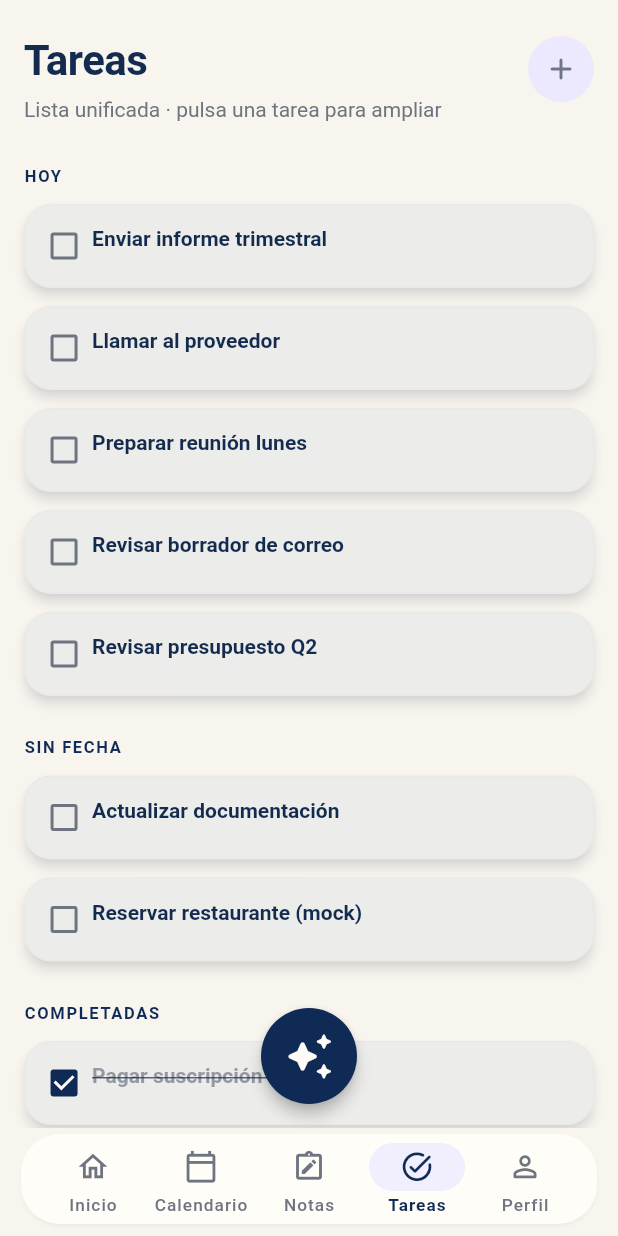
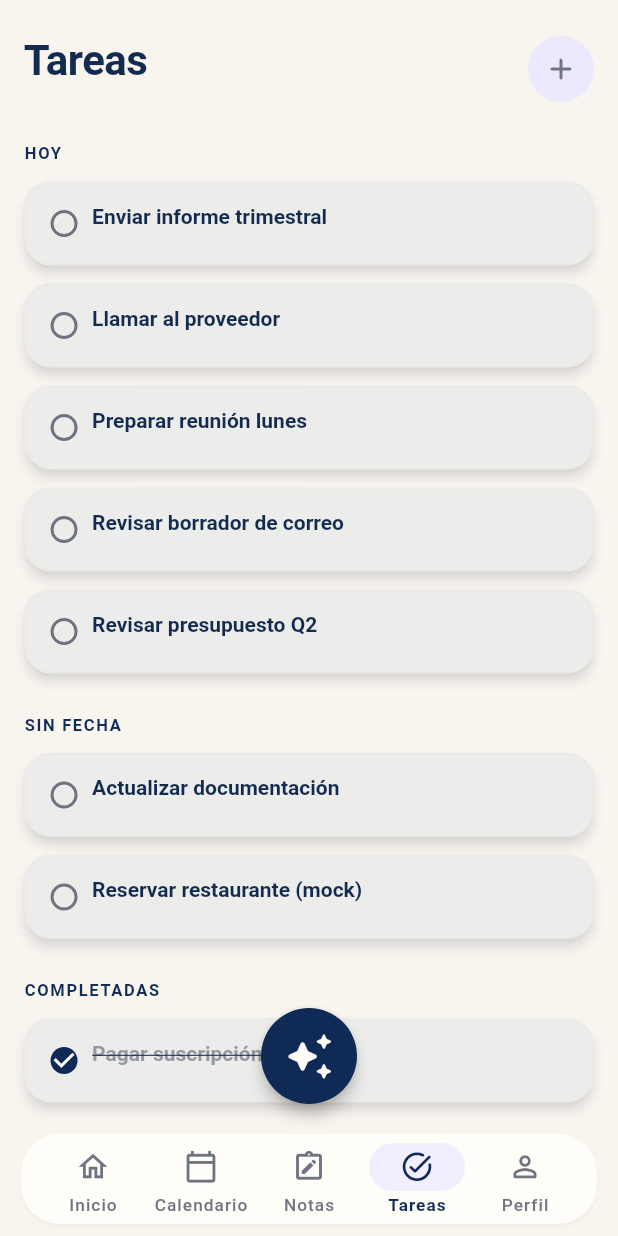
Before and after one commit to jmpmonge/aris-flutter, a Flutter app: the screen it shows after launch, item 4 of the bottom bar chosen, on a phone screen of 412 x 824 dp. Run offline on Flutter 3.47's test engine with Material 3 defaults, Android fonts, the phone set to English and light mode, and no system bars; our stand-ins replace shared_preferences; network calls fail.

Commit message:
v0.49.17 limpia vista Tareas y expande tarjetas al pulsar
Co-authored-by: Cursor <cursoragent@cursor.com>

```diff
--- a/lib/features/tasks/presentation/tasks_screen.dart
+++ b/lib/features/tasks/presentation/tasks_screen.dart
@@ -263,7 +263,6 @@ class _TasksScreenState extends State<TasksScreen> {
           SliverToBoxAdapter(
             child: AppHeader(
               title: 'Tareas',
-              subtitle: 'Lista unificada · pulsa una tarea para ampliar',
               trailing: IconButton.filledTonal(
                 onPressed: () => LocalActionFormSheet.showTaskForm(context),
                 icon: const Icon(Icons.add_rounded),
--- a/lib/features/tasks/presentation/widgets/compact_expandable_task_tile.dart
+++ b/lib/features/tasks/presentation/widgets/compact_expandable_task_tile.dart
@@ -74,6 +74,8 @@ class _CompactExpandableTaskTileState extends State<CompactExpandableTaskTile> {
     final tagsLabel = widget.task.tags.where((x) => x.trim().isNotEmpty).join(' · ');
     final hasTags = tagsLabel.isNotEmpty;
 
+    void toggleExpanded() => setState(() => _open = !_open);
+
     return Card(
       margin: EdgeInsets.zero,
       clipBehavior: Clip.antiAlias,
@@ -93,6 +95,7 @@ class _CompactExpandableTaskTileState extends State<CompactExpandableTaskTile> {
             SizedBox(
               width: AppSpacing.minTouchTarget * 0.85,
               child: Checkbox(
+                shape: const CircleBorder(),
                 visualDensity: VisualDensity.compact,
                 materialTapTargetSize: MaterialTapTargetSize.shrinkWrap,
                 value: widget.task.completed,
@@ -100,15 +103,19 @@ class _CompactExpandableTaskTileState extends State<CompactExpandableTaskTile> {
               ),
             ),
             Expanded(
-              child: Column(
-                crossAxisAlignment: CrossAxisAlignment.stretch,
-                children: [
-                  InkWell(
-                    onTap: () => setState(() => _open = !_open),
+              child: Material(
+                color: Colors.transparent,
+                child: InkWell(
+                  onTap: toggleExpanded,
                   borderRadius:
                       BorderRadius.circular(AppSpacing.radiusMd * 0.5),
                   child: Padding(
-                      padding: EdgeInsets.fromLTRB(0, 2, AppSpacing.sm, AppSpacing.sm),
+                    padding: EdgeInsets.fromLTRB(
+                      0,
+                      2,
+                      AppSpacing.sm,
+                      AppSpacing.sm,
+                    ),
                     child: Column(
                       crossAxisAlignment: CrossAxisAlignment.stretch,
                       children: [
@@ -120,8 +127,9 @@ class _CompactExpandableTaskTileState extends State<CompactExpandableTaskTile> {
                                 widget.task.title,
                                 style: titleStyle,
                                 maxLines: _open ? 6 : 2,
-                                  overflow:
-                                      _open ? TextOverflow.visible : TextOverflow.ellipsis,
+                                overflow: _open
+                                    ? TextOverflow.visible
+                                    : TextOverflow.ellipsis,
                               ),
                             ),
                             if (high) ...[
@@ -152,10 +160,9 @@ class _CompactExpandableTaskTileState extends State<CompactExpandableTaskTile> {
                                     child: Text('Eliminar'),
                                   ),
                                 ],
-                                  // child en lugar del IconButton por defecto
-                                  // para evitar la restricción mínima de 48 px.
                                 child: Padding(
-                                    padding: EdgeInsets.only(left: AppSpacing.xs),
+                                  padding:
+                                      EdgeInsets.only(left: AppSpacing.xs),
                                   child: Icon(
                                     Icons.more_vert_rounded,
                                     size: 18,
@@ -168,13 +175,8 @@ class _CompactExpandableTaskTileState extends State<CompactExpandableTaskTile> {
                         ),
                         if (meta.isNotEmpty)
                           Padding(
-                              padding:
-                                  EdgeInsets.only(top: AppSpacing.xxs),
+                            padding: EdgeInsets.only(top: AppSpacing.xxs),
                             child: Text(meta, style: metaStyle),
-                            ),
-                        ],
-                      ),
-                    ),
                           ),
                         AnimatedSize(
                           duration: const Duration(milliseconds: 200),
@@ -182,38 +184,33 @@ class _CompactExpandableTaskTileState extends State<CompactExpandableTaskTile> {
                           alignment: Alignment.topLeft,
                           child: _open
                               ? Padding(
-                            padding:
-                                EdgeInsets.only(bottom: AppSpacing.sm),
+                                  padding: EdgeInsets.only(
+                                    top: AppSpacing.sm,
+                                    bottom: AppSpacing.xs,
+                                  ),
                                   child: Column(
-                              crossAxisAlignment: CrossAxisAlignment.stretch,
+                                    crossAxisAlignment:
+                                        CrossAxisAlignment.stretch,
                                     children: [
                                       if (hasDesc)
-                                  Padding(
-                                    padding:
-                                        EdgeInsets.only(right: AppSpacing.sm),
-                                    child: Text(
+                                        Text(
                                           desc,
                                           style: tt.bodyMedium?.copyWith(
                                             height: 1.35,
-                                        color:
-                                            scheme.onSurfaceVariant.withValues(
-                                          alpha: 0.94,
-                                        ),
-                                      ),
-                                      maxLines: 3,
-                                      overflow: TextOverflow.ellipsis,
+                                            color: scheme.onSurfaceVariant
+                                                .withValues(alpha: 0.94),
                                           ),
                                         ),
                                       if (hasTags)
                                         Padding(
                                           padding: EdgeInsets.only(
                                             top: hasDesc ? AppSpacing.sm : 0,
-                                      right: AppSpacing.sm,
                                           ),
                                           child: Text(
                                             tagsLabel,
                                             style: tt.labelSmall?.copyWith(
-                                        color: scheme.outline.withValues(alpha: 0.95),
+                                              color: scheme.outline
+                                                  .withValues(alpha: 0.95),
                                               height: 1.3,
                                               letterSpacing: 0.1,
                                             ),
@@ -227,6 +224,9 @@ class _CompactExpandableTaskTileState extends State<CompactExpandableTaskTile> {
                       ],
                     ),
                   ),
+                ),
+              ),
+            ),
           ],
         ),
       ),
```
Lines whose indentation alone changed are shown as unchanged.
